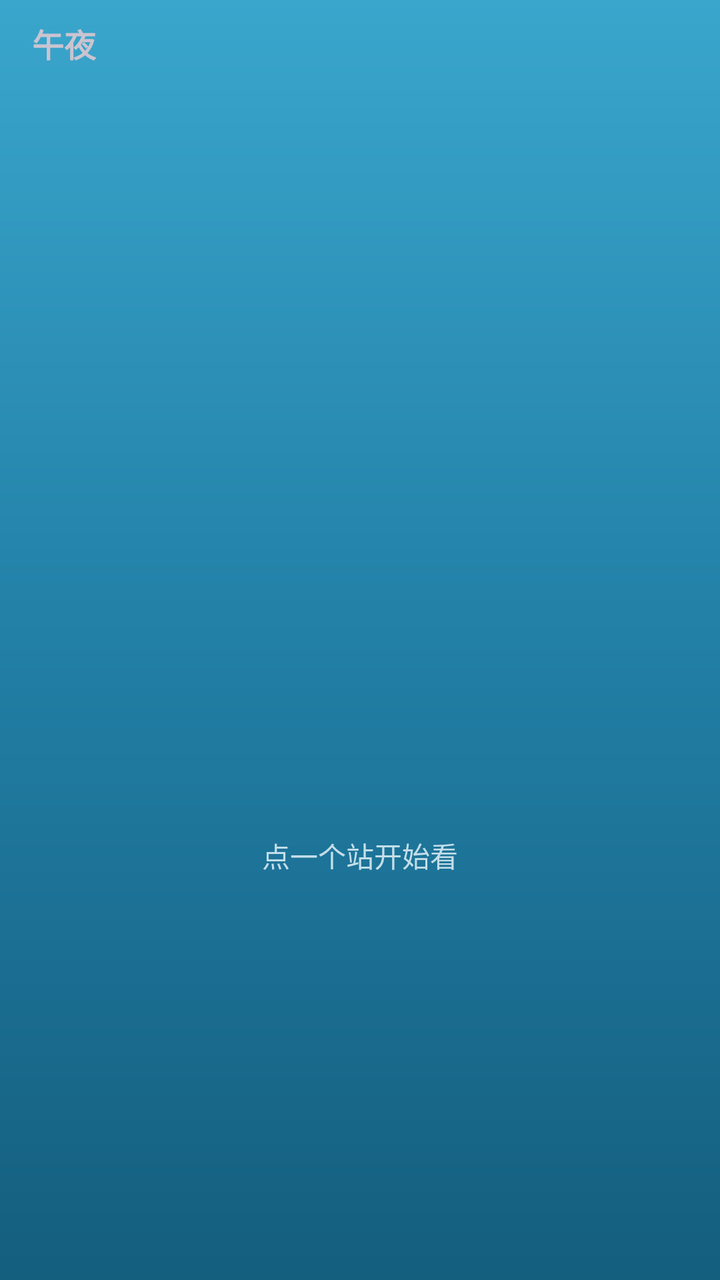
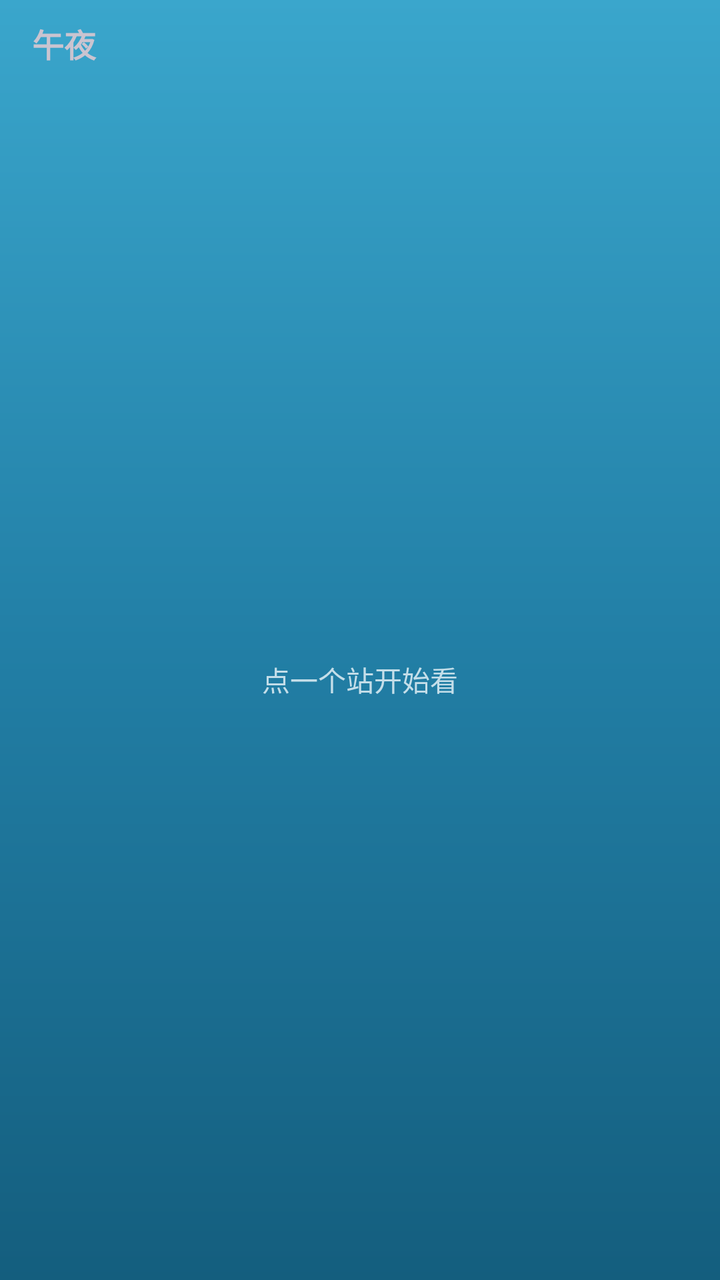

Compare the two renders of this Android layout. The source of the first and the diff that turns it into the second are given below.
<!-- AndroidManifest.xml: application theme AppTheme -->
<!-- res/layout/fragment_midnight.xml -->
<?xml version="1.0" encoding="utf-8"?>
<LinearLayout xmlns:android="http://schemas.android.com/apk/res/android"
    android:layout_width="match_parent"
    android:layout_height="match_parent"
    android:orientation="vertical">

    
    <TextView
        android:id="@+id/tvMidnightTitle"
        android:layout_width="match_parent"
        android:layout_height="wrap_content"
        android:paddingStart="16dp"
        android:paddingEnd="16dp"
        android:paddingTop="10dp"
        android:paddingBottom="6dp"
        android:text="午夜"
        android:textSize="16sp"
        android:textStyle="bold" />

    
    <androidx.recyclerview.widget.RecyclerView
        android:id="@+id/rvMidnightSites"
        android:layout_width="match_parent"
        android:layout_height="176dp"
        android:clipToPadding="false"
        android:paddingStart="7dp"
        android:paddingEnd="7dp"
        android:scrollbars="vertical" />

    
    <FrameLayout
        android:layout_width="match_parent"
        android:layout_height="0dp"
        android:layout_weight="1">

        <FrameLayout
            android:id="@+id/midnightContent"
            android:layout_width="match_parent"
            android:layout_height="match_parent"
            android:visibility="gone" />

        <TextView
            android:id="@+id/tvMidnightHint"
            android:layout_width="wrap_content"
            android:layout_height="wrap_content"
            android:layout_gravity="center"
            android:gravity="center"
            android:text="点一个站开始看"
            android:textColor="@color/text_secondary"
            android:textSize="14sp" />
    </FrameLayout>
</LinearLayout>
<!-- resources referenced by this layout -->
<resources>
  <color name="text_secondary">#C4DEE9</color>
  <style name="AppTheme" parent="Base.AppTheme" />
  <style name="Base.AppTheme" parent="Theme.Material3.Dark.NoActionBar">
          <item name="colorPrimary">@color/colorPrimary</item>
          <item name="colorOnPrimary">@color/colorOnPrimary</item>
          <item name="colorPrimaryVariant">@color/colorPrimaryVariant</item>
          <item name="android:statusBarColor">@android:color/transparent</item>
          <item name="android:navigationBarColor">@android:color/transparent</item>
          <item name="android:windowBackground">@drawable/bg_main_gradient</item>
          <item name="android:windowDrawsSystemBarBackgrounds">true</item>
          <item name="android:forceDarkAllowed">false</item>
      </style>
  <color name="colorPrimary">#2BC4D8</color>
  <color name="colorOnPrimary">#06202A</color>
  <color name="colorPrimaryVariant">#1FA7BC</color>
  <!-- drawable bg_main_gradient (drawable) -->
  <?xml version="1.0" encoding="utf-8"?>
  <shape xmlns:android="http://schemas.android.com/apk/res/android"
      android:shape="rectangle">
      <gradient
          android:angle="270"
          android:startColor="@color/gradient_top"
          android:centerColor="@color/gradient_mid"
          android:endColor="@color/gradient_bottom"
          android:type="linear" />
  </shape>
  <color name="gradient_top">#3AA6CC</color>
  <color name="gradient_mid">#227FA6</color>
  <color name="gradient_bottom">#145E7E</color>
</resources>

<!-- the commit's change to res/layout/fragment_midnight.xml (unified diff, before → after) -->
@@ -18,15 +18,6 @@
         android:textStyle="bold" />
 
     
-    <androidx.recyclerview.widget.RecyclerView
-        android:id="@+id/rvMidnightSites"
-        android:layout_width="match_parent"
-        android:layout_height="176dp"
-        android:clipToPadding="false"
-        android:paddingStart="7dp"
-        android:paddingEnd="7dp"
-        android:scrollbars="vertical" />
-
     
     <FrameLayout
         android:layout_width="match_parent"
